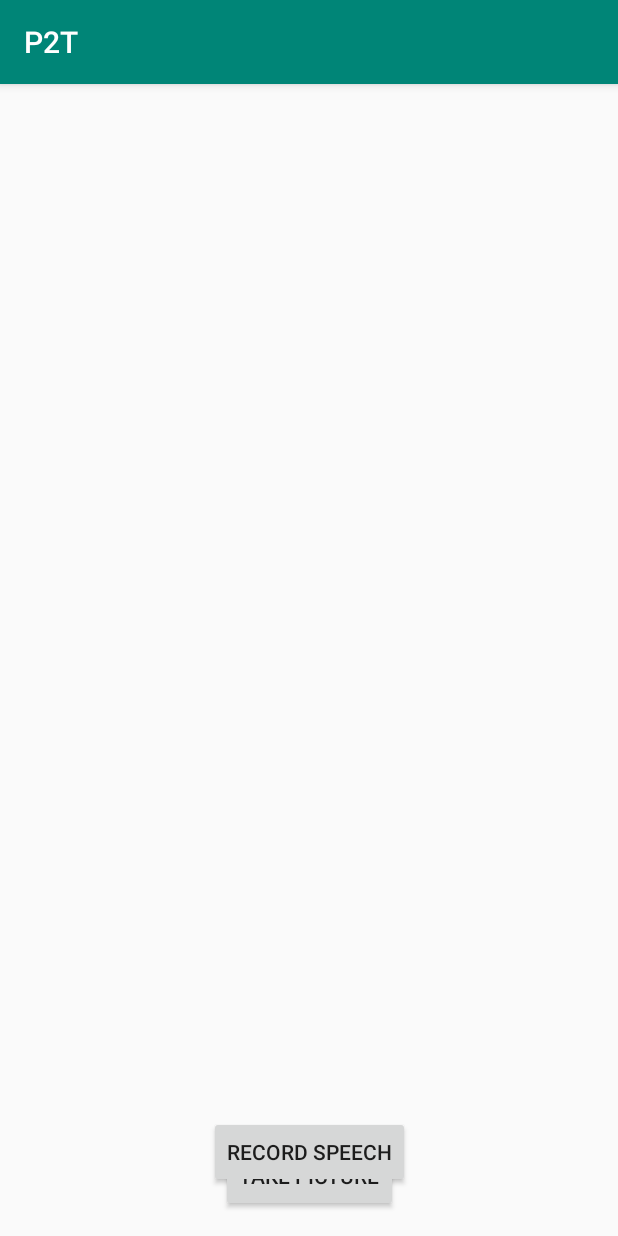
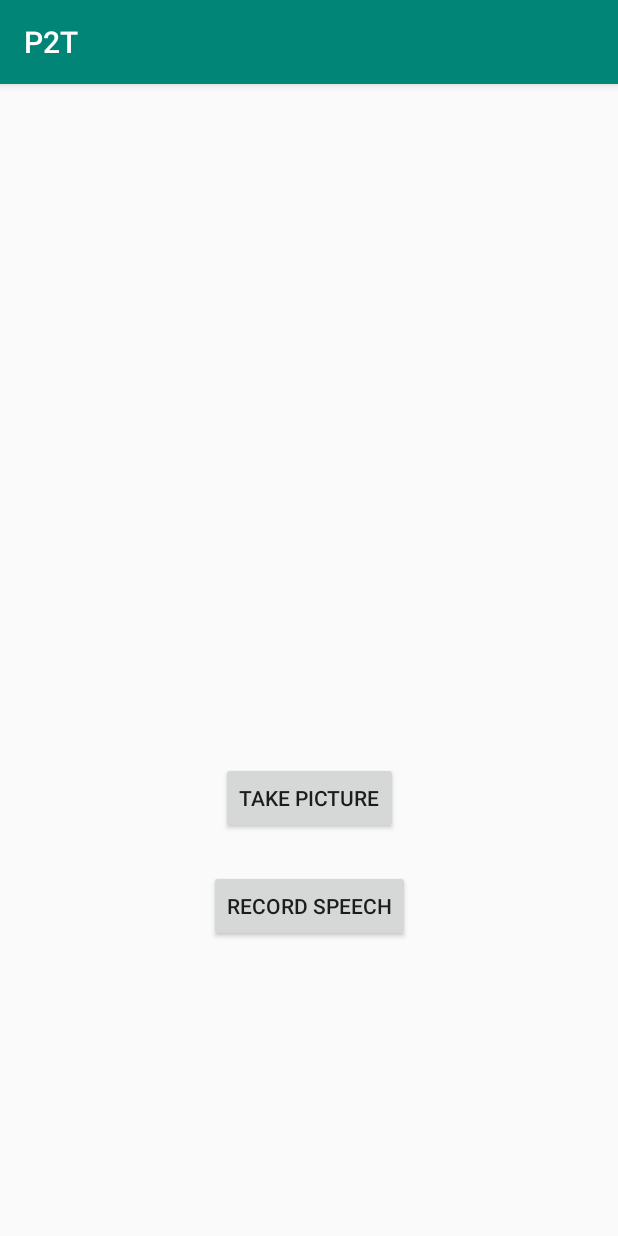
Before and after one commit to brimoo/P2T, an Android app: the screen it shows after launch (MainActivity), on a phone screen of 412 x 824 dp. Run offline under Robolectric (Android 15) with nearby library versions, the phone set to English and light mode, and no system bars; libraries missing offline, so code that uses them is left out: com.google.api.services.

```diff
--- a/app/src/main/res/layout/activity_main.xml
+++ b/app/src/main/res/layout/activity_main.xml
@@ -12,7 +12,7 @@
         android:layout_height="wrap_content"
         android:layout_marginStart="8dp"
         android:layout_marginEnd="8dp"
-        android:layout_marginBottom="16dp"
+        android:layout_marginBottom="268dp"
         android:text="Take Picture"
         app:layout_constraintBottom_toBottomOf="parent"
         app:layout_constraintEnd_toEndOf="parent"
@@ -25,7 +25,7 @@
         android:layout_height="wrap_content"
         android:layout_marginStart="8dp"
         android:layout_marginEnd="8dp"
-        android:layout_marginBottom="32dp"
+        android:layout_marginBottom="196dp"
         android:text="Record Speech"
         app:layout_constraintBottom_toBottomOf="parent"
         app:layout_constraintEnd_toEndOf="parent"
```
Also changed, not shown: app/src/main/java/com/p2t/p2t/MainActivity.java (+2 -5 lines), app/src/main/java/com/p2t/p2t/TextEditorActivity.java (+11 -6 lines).
